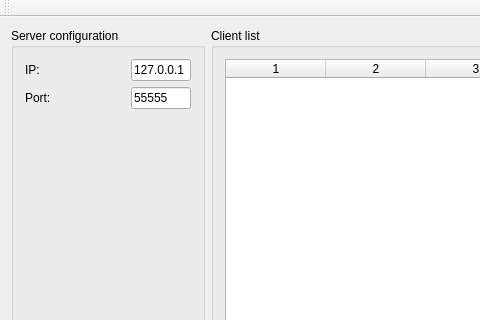
Before: the Qt Designer form server.ui in pavolmarak/fingerprint-server-gui-qt, drawn with Qt 5; both pictures show x 0 to 480 and y 0 to 320 of the 1458 by 707 pixel window.
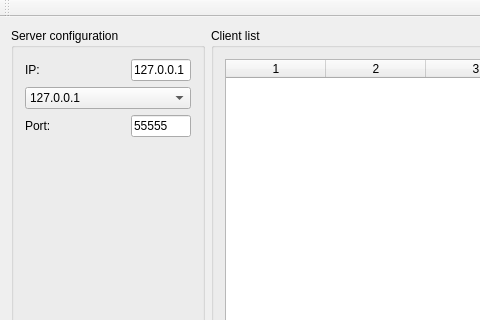
After: the same form once the commit is applied.

Commit message: Added possibility of choosing custom server IP address.

Diff of the .ui file:
```diff
--- a/server.ui
+++ b/server.ui
@@ -66,6 +66,15 @@
                </item>
               </layout>
              </item>
+             <item>
+              <widget class="QComboBox" name="comboBox">
+               <item>
+                <property name="text">
+                 <string>127.0.0.1</string>
+                </property>
+               </item>
+              </widget>
+             </item>
              <item>
               <layout class="QHBoxLayout" name="horizontalLayout_2">
                <item>
```
The commit also changes 2 other files.
